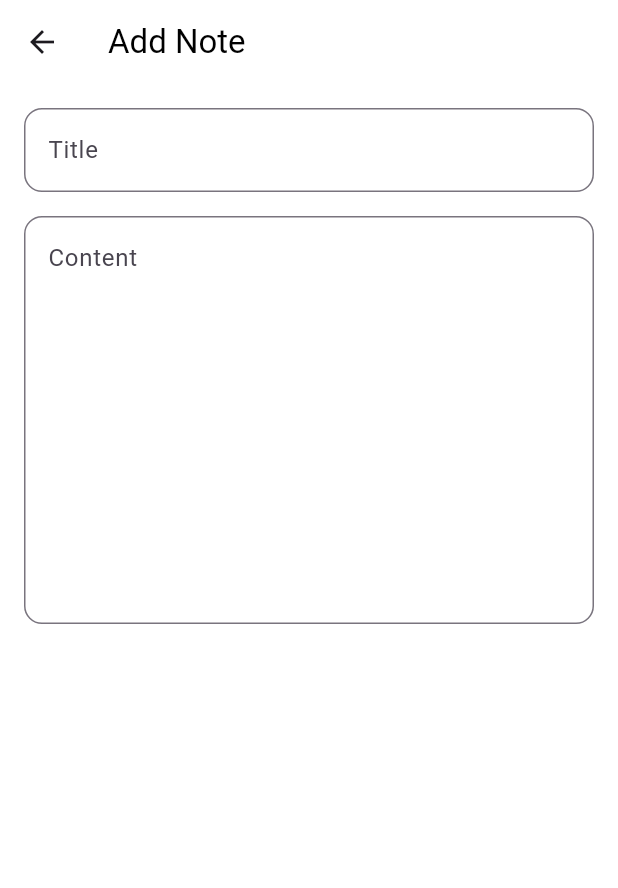
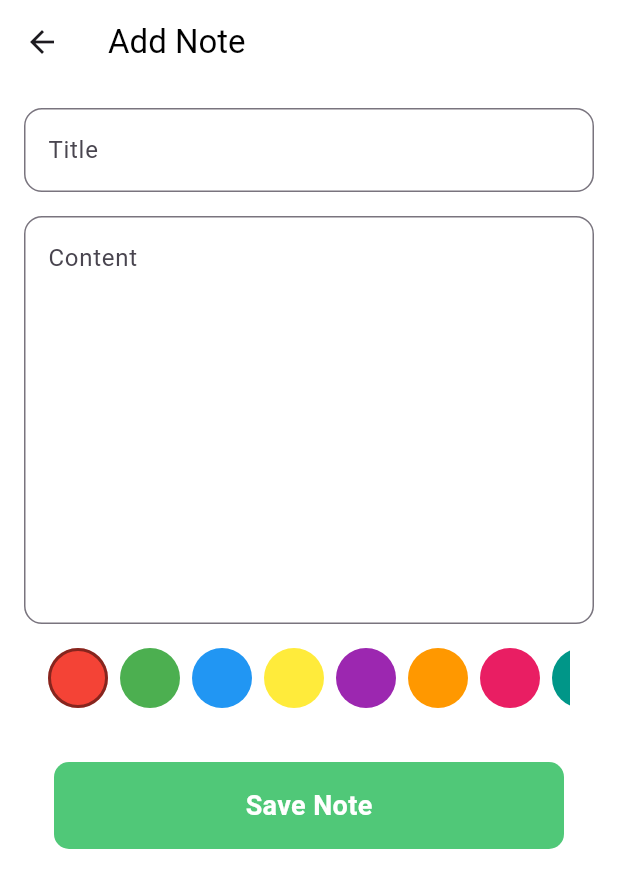
Before and after one commit to YahaniNethmini/NoteTakingApp, a Flutter app: the AddEditNoteScreen screen opened directly, on a phone screen of 412 x 824 dp. Shown: the top 888 px of the screen. Run offline on Flutter 3.47's test engine with Material 3 defaults, Android fonts, the phone set to English and light mode, and no system bars; our stand-ins replace sqflite; accounts and stored records are empty.

Commit message:
update add task screen

```diff
--- a/lib/screens/add_edit_screen.dart
+++ b/lib/screens/add_edit_screen.dart
@@ -54,6 +54,7 @@ class _AddEditNoteScreenState extends State<AddEditNoteScreen> {
         ),
       ),
       body: Form(
+          key: _formKey,
           child: Column(
             children: [
               Padding(
@@ -90,6 +91,59 @@ class _AddEditNoteScreenState extends State<AddEditNoteScreen> {
                         }
                       },
                     ),
+                    Padding(
+                        padding: EdgeInsets.all(16),
+                        child: SingleChildScrollView(
+                          scrollDirection: Axis.horizontal,
+                          child: Row(
+                            children: _colors.map((color) {
+                              return GestureDetector(
+                                onTap: () =>
+                                    setState(() => _selectedColor = color),
+                                child: Container(
+                                  width: 40,
+                                  height: 40,
+                                  margin: EdgeInsets.only(right: 8),
+                                  decoration: BoxDecoration(
+                                    color: color,
+                                    shape: BoxShape.circle,
+                                    border: Border.all(
+                                      color:  _selectedColor == color
+                                          ? Colors.black45
+                                          : Colors.transparent,
+                                      width: 2,
+                                    )
+                                    ),
+                                  ),
+                                );
+                            }).toList(),
+                          ),
+                        ),
+                    ),
+                    InkWell(
+                      onTap: (){
+                        _saveNote();
+                        Navigator.pop(context);
+                      },
+                      child: Container(
+                        margin: EdgeInsets.all(20),
+                        padding: EdgeInsets.all(16),
+                        decoration: BoxDecoration(
+                          color: Color(0xFF50C878),
+                          borderRadius: BorderRadius.circular(10),
+                        ),
+                        child: Center(
+                          child: Text(
+                            "Save Note",
+                            style: TextStyle(
+                              color: Colors.white,
+                              fontSize: 18,
+                              fontWeight: FontWeight.bold,
+                            ),
+                          ),
+                        ),
+                      ),
+                    )
                   ],
                 ),
               )
@@ -98,4 +152,26 @@ class _AddEditNoteScreenState extends State<AddEditNoteScreen> {
       ),
     );
   }
+
+  Future<void> _saveNote() async {
+    if (_formKey.currentState!.validate()) {
+      final note = Note(
+          id: widget.note?.id,
+          title: _titleController.text,
+          content: _contentController.text,
+          color: _selectedColor.value.toString(),
+          dateTime: DateTime.now().toString()
+      );
+
+      if (widget.note == null) {
+        await _databaseHelper.insertNote(note);
+      } else {
+        await _databaseHelper.updateNote(note);
+      }
+
+      if (mounted) {  // Add this check
+        Navigator.pop(context);
+      }
+    }
+  }
 }
```
